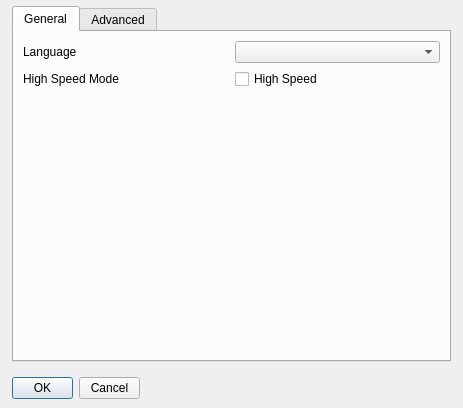
Above: src/windows/preferences-window.ui from flux3dp/swiftray before the change. Below: the same form after it.
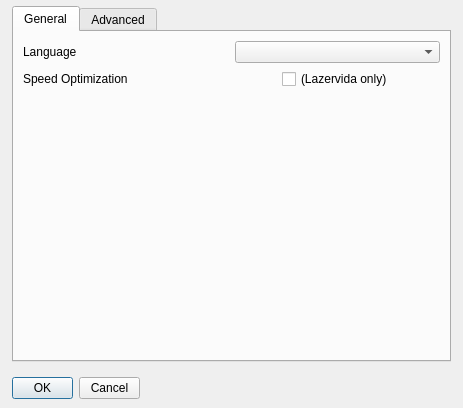
That is the form after the change.

Commit message: Update preference info

What changed in the file:
```diff
--- a/src/windows/preferences-window.ui
+++ b/src/windows/preferences-window.ui
@@ -65,14 +65,14 @@
        <item>
         <widget class="QLabel" name="label_2">
          <property name="text">
-          <string>High Speed Mode</string>
+          <string>Speed Optimization</string>
          </property>
         </widget>
        </item>
-       <item>
+       <item alignment="Qt::AlignHCenter">
         <widget class="QCheckBox" name="checkBox">
          <property name="text">
-          <string>High Speed</string>
+          <string>(Lazervida only)</string>
          </property>
         </widget>
        </item>
```
